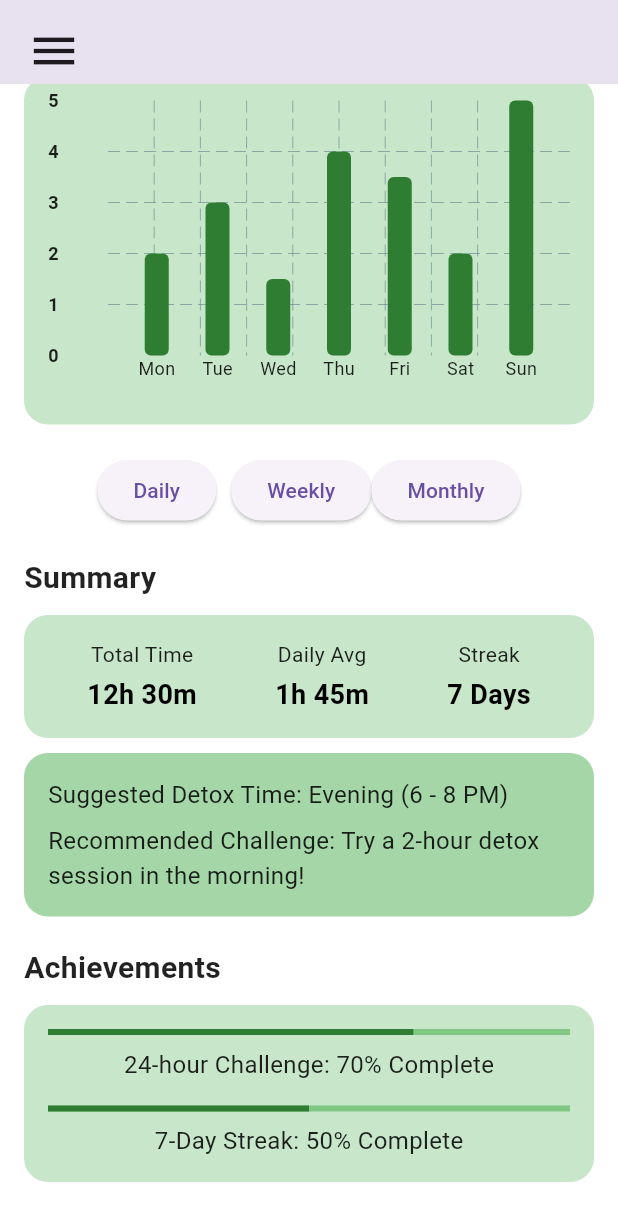
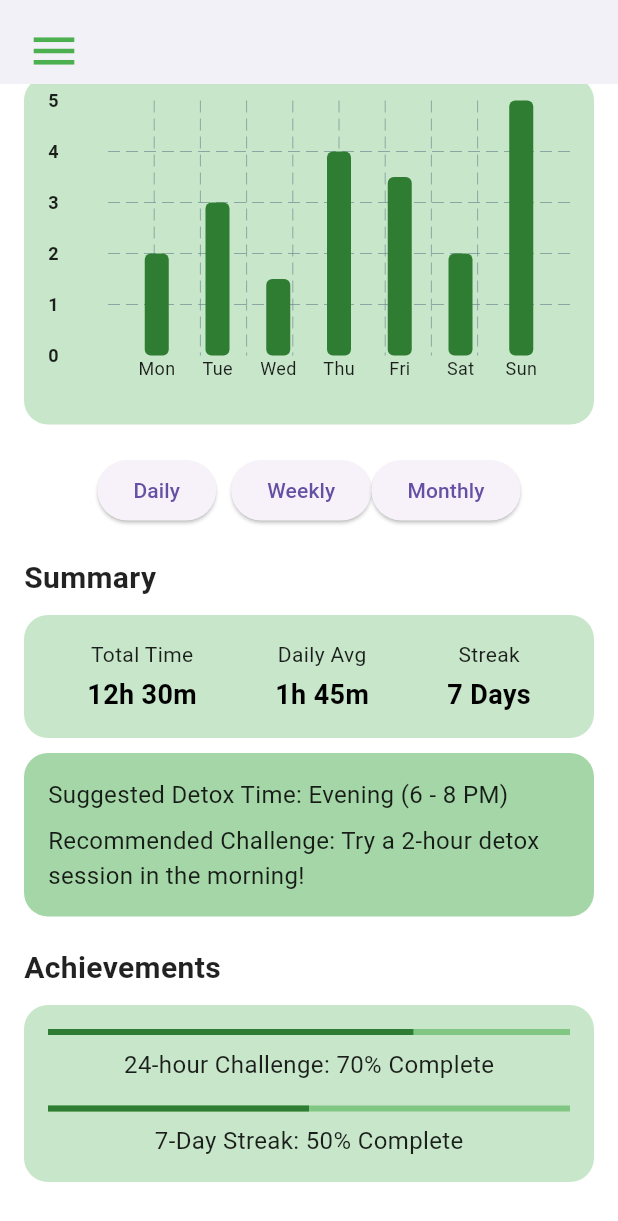
Before and after one commit to Neksyq/Panda-Time, a Flutter app: the GrowStats screen opened by its route, scrolled down 60 dp, on a phone screen of 412 x 824 dp. Shown: the top 1221 px of the screen. Run offline on Flutter 3.47's test engine with Material 3 defaults, Android fonts, the phone set to English and light mode, and no system bars; drawn by our look-alikes of fl_chart; our stand-ins replace cloud_firestore, firebase_auth, firebase_core, google_sign_in, shared_preferences, wakelock_plus; accounts and stored records are empty.

Commit message:
Updated navbar color

```diff
--- a/lib/screens/statistics/statistics_screen.dart
+++ b/lib/screens/statistics/statistics_screen.dart
@@ -36,8 +36,10 @@ class _GrowStatsState extends State<GrowStats> {
   Widget build(BuildContext context) {
     return Scaffold(
       appBar: AppBar(
+        backgroundColor: Colors.white,
         leading: Builder(
           builder: (context) => IconButton(
+            color: Colors.green,
             padding: const EdgeInsets.only(left: 16.0, top: 12.0),
             icon: const Icon(Icons.menu),
             iconSize: 36.0,
```
